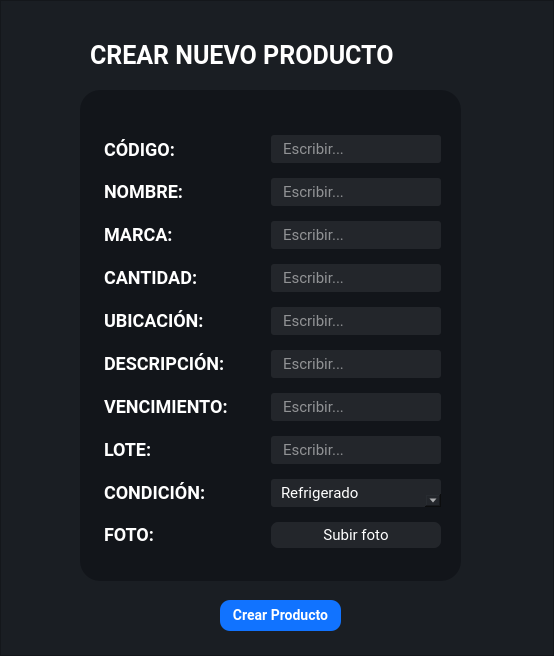
First picture: the form in Interfaces/main/nuevo_producto_ui.ui, repository juanignaciocansillieri/Proyecto-Final, before the edit.
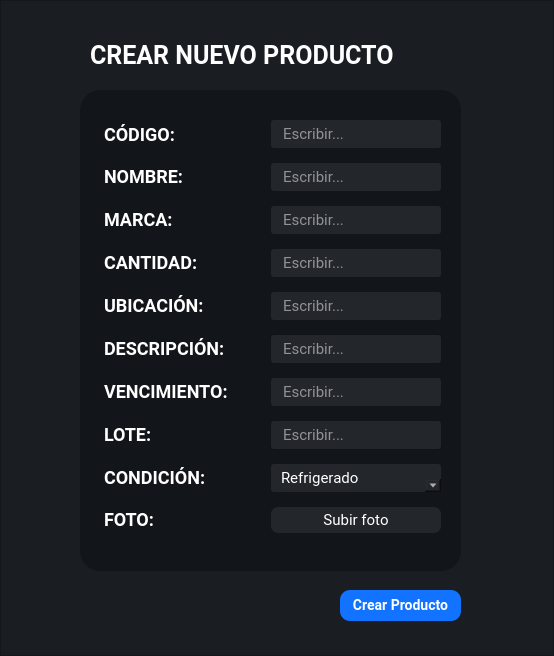
Second picture: the form after the edit.

Commit message: Agregar producto window

What changed in the file:
```diff
--- a/Interfaces/main/nuevo_producto_ui.ui
+++ b/Interfaces/main/nuevo_producto_ui.ui
@@ -60,7 +60,7 @@
          <x>80</x>
          <y>90</y>
          <width>381</width>
-         <height>491</height>
+         <height>481</height>
         </rect>
        </property>
        <property name="styleSheet">
@@ -79,7 +79,7 @@
           <x>20</x>
           <y>20</y>
           <width>341</width>
-          <height>461</height>
+          <height>431</height>
          </rect>
         </property>
         <layout class="QFormLayout" name="formLayout">
@@ -93,7 +93,7 @@
           <number>0</number>
          </property>
          <property name="topMargin">
-          <number>22</number>
+          <number>7</number>
          </property>
          <property name="rightMargin">
           <number>0</number>
@@ -610,8 +610,8 @@
       <widget class="QPushButton" name="pushButton">
        <property name="geometry">
         <rect>
-         <x>220</x>
-         <y>600</y>
+         <x>340</x>
+         <y>590</y>
          <width>121</width>
          <height>31</height>
         </rect>
```
The commit also changes 2 other files.
